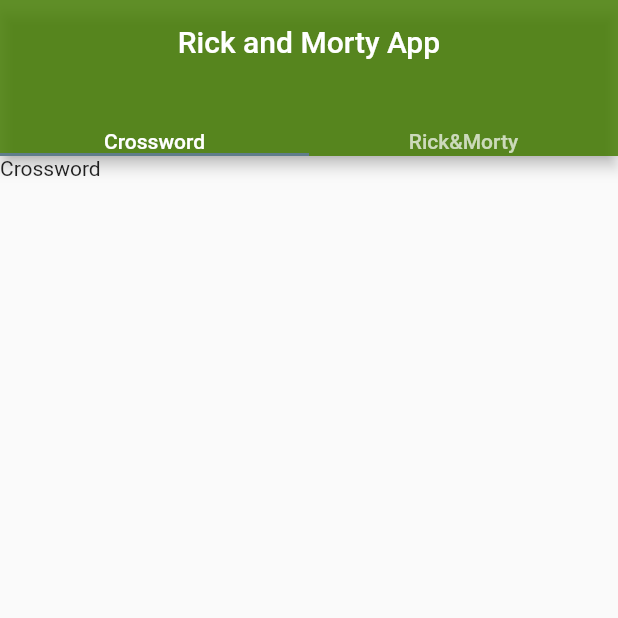
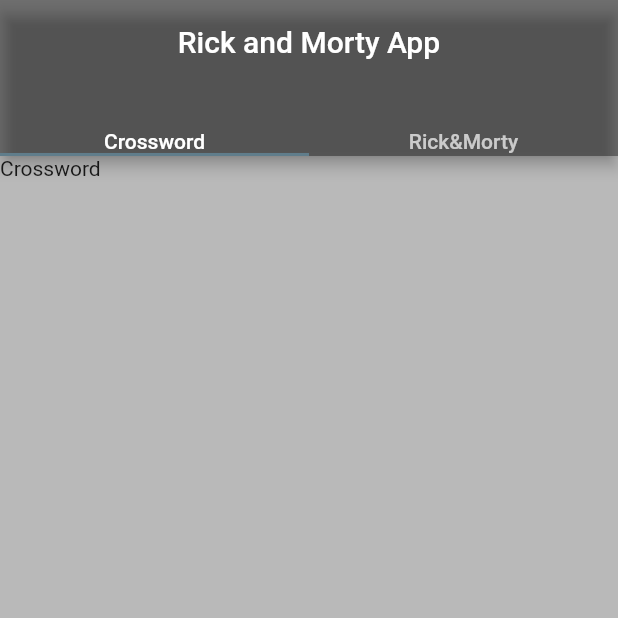
Before and after one commit to sebastianbaquerop/rick-morty, a Flutter app: the screen it shows after launch, on a phone screen of 412 x 824 dp, the top half of it. Run offline on Flutter 3.47's test engine with Material 2 defaults, Android fonts, the phone set to English and light mode, and no system bars; our stand-ins replace graphql_flutter.

Commit message:
feat: styles were modified and carrousel library was installed

```diff
--- a/rickandmortyapp/lib/main.dart
+++ b/rickandmortyapp/lib/main.dart
@@ -77,10 +77,17 @@ class _MyHomePageState extends State<MyHomePage> {
           // Here we take the value from the MyHomePage object that was created by
           // the App.build method, and use it to set our appbar title.
           title: Center(child: Text(widget.title)),
-          backgroundColor: Color.fromARGB(213, 323, 123, 0),
+          backgroundColor: Colors.black54,
           bottom: const TabBar(tabs: [Text('Crossword'), Text('Rick&Morty')]),
         ),
-        body: TabBarView(children: [Crossword(), RickAndMorty()]),
+        body: TabBarView(children: [
+          Container(
+              decoration: BoxDecoration(color: Colors.black26),
+              child: Crossword()),
+          Container(
+              decoration: BoxDecoration(color: Colors.grey),
+              child: RickAndMorty())
+        ]),
       ),
     );
   }
--- a/rickandmortyapp/pubspec.yaml
+++ b/rickandmortyapp/pubspec.yaml
@@ -35,6 +35,7 @@ dependencies:
   # Use with the CupertinoIcons class for iOS style icons.
   cupertino_icons: ^1.0.2
   graphql_flutter: ^5.1.0
+  carousel_slider: ^4.1.1
 
 dev_dependencies:
   flutter_test:
```
Also changed, not shown: rickandmortyapp/lib/rick_morty/screens/rick_morty_widget.dart (+33 -11 lines), rickandmortyapp/pubspec.lock.
